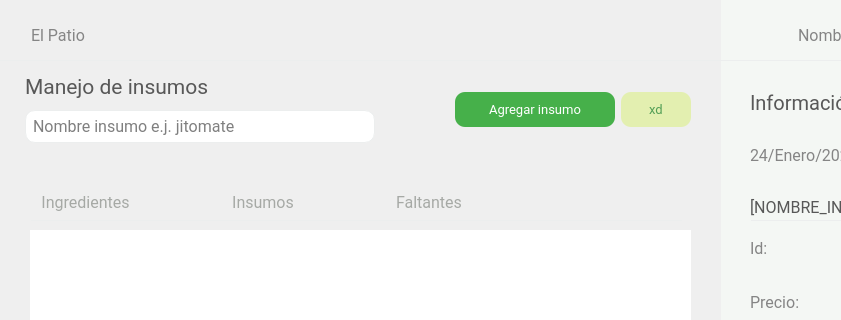
Above: El-Patio/almacenista/almacenista_menu.ui from MrDanielG/IHC-ElPatio before the change; both pictures show x 0 to 841 and y 0 to 320 of the 1024 by 768 pixel window. Below: the same form after it.
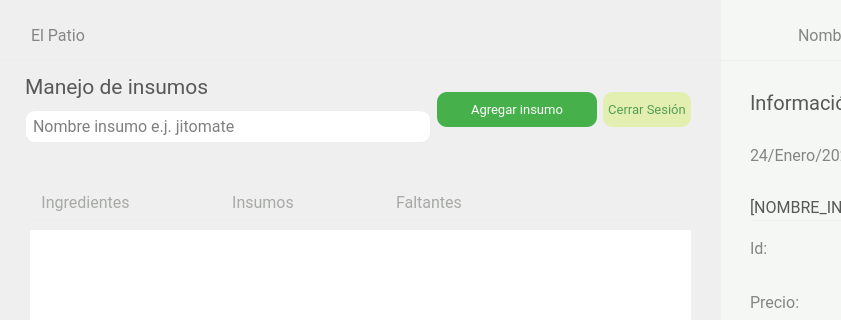
That is the form after the change.

Commit message: Link Login - Almacenista

Patch:
```diff
--- a/El-Patio/almacenista/almacenista_menu.ui
+++ b/El-Patio/almacenista/almacenista_menu.ui
@@ -692,19 +692,6 @@
       </item>
      </layout>
     </item>
-    <item>
-     <spacer name="horizontalSpacer_5">
-      <property name="orientation">
-       <enum>Qt::Horizontal</enum>
-      </property>
-      <property name="sizeHint" stdset="0">
-       <size>
-        <width>40</width>
-        <height>20</height>
-       </size>
-      </property>
-     </spacer>
-    </item>
     <item>
      <widget class="QPushButton" name="btn_agregar_insumo">
       <property name="minimumSize">
@@ -758,7 +745,7 @@
       </property>
       <property name="maximumSize">
        <size>
-        <width>60</width>
+        <width>9999</width>
         <height>16777215</height>
        </size>
       </property>
@@ -787,7 +774,7 @@
 }</string>
       </property>
       <property name="text">
-       <string>xd</string>
+       <string>Cerrar Sesión</string>
       </property>
      </widget>
     </item>
```
Left out of the diff: 4 changed lines with no effect on the pictures. The commit also changes 3 other files.
